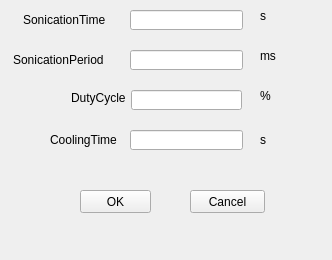
First picture: the form in DO/staticdo.ui, repository JaynelWang/HIFU, before the edit.
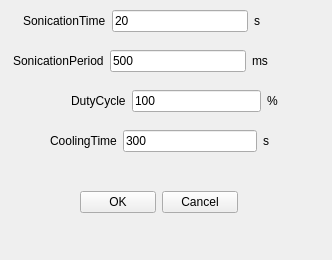
Second picture: the form after the edit.

Patch:
```diff
--- a/DO/staticdo.ui
+++ b/DO/staticdo.ui
@@ -13,175 +13,163 @@
   <property name="windowTitle">
    <string>Form</string>
   </property>
-  <widget class="QLabel" name="label">
-   <property name="geometry">
-    <rect>
-     <x>71</x>
-     <y>90</y>
-     <width>54</width>
-     <height>16</height>
-    </rect>
-   </property>
-   <property name="text">
-    <string>DutyCycle</string>
-   </property>
-  </widget>
-  <widget class="QPushButton" name="btnOK">
-   <property name="geometry">
-    <rect>
-     <x>80</x>
-     <y>190</y>
-     <width>71</width>
-     <height>23</height>
-    </rect>
-   </property>
-   <property name="text">
-    <string>OK</string>
-   </property>
-  </widget>
-  <widget class="QLineEdit" name="DutyCycleEdit">
-   <property name="geometry">
-    <rect>
-     <x>131</x>
-     <y>90</y>
-     <width>111</width>
-     <height>20</height>
-    </rect>
-   </property>
-  </widget>
-  <widget class="QLabel" name="label_2">
+  <widget class="QWidget" name="">
    <property name="geometry">
     <rect>
      <x>23</x>
      <y>10</y>
-     <width>91</width>
-     <height>20</height>
+     <width>237</width>
+     <height>22</height>
     </rect>
    </property>
-   <property name="text">
-    <string>SonicationTime</string>
-   </property>
+   <layout class="QHBoxLayout" name="horizontalLayout">
+    <item>
+     <widget class="QLabel" name="label_2">
+      <property name="text">
+       <string>SonicationTime</string>
+      </property>
+     </widget>
+    </item>
+    <item>
+     <widget class="QLineEdit" name="SonicationTimeEdit">
+      <property name="text">
+       <string>20</string>
+      </property>
+     </widget>
+    </item>
+    <item>
+     <widget class="QLabel" name="label_6">
+      <property name="text">
+       <string>s</string>
+      </property>
+     </widget>
+    </item>
+   </layout>
   </widget>
-  <widget class="QLabel" name="label_3">
+  <widget class="QWidget" name="">
    <property name="geometry">
     <rect>
      <x>13</x>
      <y>50</y>
-     <width>101</width>
-     <height>20</height>
+     <width>255</width>
+     <height>22</height>
     </rect>
    </property>
-   <property name="text">
-    <string>SonicationPeriod</string>
+   <layout class="QHBoxLayout" name="horizontalLayout_2">
+    <item>
+     <widget class="QLabel" name="label_3">
+      <property name="text">
+       <string>SonicationPeriod</string>
+      </property>
+     </widget>
+    </item>
+    <item>
+     <widget class="QLineEdit" name="SonicationPeriodEdit">
+      <property name="text">
+       <string>500</string>
+      </property>
+     </widget>
+    </item>
+    <item>
+     <widget class="QLabel" name="label_7">
+      <property name="text">
+       <string>ms</string>
+      </property>
+     </widget>
+    </item>
+   </layout>
+  </widget>
+  <widget class="QWidget" name="">
+   <property name="geometry">
+    <rect>
+     <x>71</x>
+     <y>90</y>
+     <width>207</width>
+     <height>22</height>
+    </rect>
    </property>
+   <layout class="QHBoxLayout" name="horizontalLayout_3">
+    <item>
+     <widget class="QLabel" name="label">
+      <property name="text">
+       <string>DutyCycle</string>
+      </property>
+     </widget>
+    </item>
+    <item>
+     <widget class="QLineEdit" name="DutyCycleEdit">
+      <property name="text">
+       <string>100</string>
+      </property>
+     </widget>
+    </item>
+    <item>
+     <widget class="QLabel" name="label_5">
+      <property name="text">
+       <string>%</string>
+      </property>
+     </widget>
+    </item>
+   </layout>
   </widget>
-  <widget class="QLabel" name="label_4">
+  <widget class="QWidget" name="">
    <property name="geometry">
     <rect>
      <x>50</x>
      <y>130</y>
-     <width>91</width>
-     <height>20</height>
+     <width>219</width>
+     <height>22</height>
     </rect>
    </property>
-   <property name="text">
-    <string>CoolingTime</string>
-   </property>
+   <layout class="QHBoxLayout" name="horizontalLayout_4">
+    <item>
+     <widget class="QLabel" name="label_4">
+      <property name="text">
+       <string>CoolingTime</string>
+      </property>
+     </widget>
+    </item>
+    <item>
+     <widget class="QLineEdit" name="CoolingTimeEdit">
+      <property name="text">
+       <string>300</string>
+      </property>
+     </widget>
+    </item>
+    <item>
+     <widget class="QLabel" name="label_8">
+      <property name="text">
+       <string>s</string>
+      </property>
+     </widget>
+    </item>
+   </layout>
   </widget>
-  <widget class="QLineEdit" name="SonicationTimeEdit">
+  <widget class="QWidget" name="">
    <property name="geometry">
     <rect>
-     <x>130</x>
-     <y>10</y>
-     <width>113</width>
-     <height>20</height>
-    </rect>
-   </property>
-  </widget>
-  <widget class="QLineEdit" name="SonicationPeriodEdit">
-   <property name="geometry">
-    <rect>
-     <x>130</x>
-     <y>50</y>
-     <width>113</width>
-     <height>20</height>
-    </rect>
-   </property>
-  </widget>
-  <widget class="QLineEdit" name="CoolingTimeEdit">
-   <property name="geometry">
-    <rect>
-     <x>130</x>
-     <y>130</y>
-     <width>113</width>
-     <height>20</height>
-    </rect>
-   </property>
-  </widget>
-  <widget class="QLabel" name="label_5">
-   <property name="geometry">
-    <rect>
-     <x>260</x>
-     <y>90</y>
-     <width>54</width>
-     <height>12</height>
-    </rect>
-   </property>
-   <property name="text">
-    <string>%</string>
-   </property>
-  </widget>
-  <widget class="QLabel" name="label_6">
-   <property name="geometry">
-    <rect>
-     <x>260</x>
-     <y>10</y>
-     <width>54</width>
-     <height>12</height>
-    </rect>
-   </property>
-   <property name="text">
-    <string>s</string>
-   </property>
-  </widget>
-  <widget class="QLabel" name="label_7">
-   <property name="geometry">
-    <rect>
-     <x>260</x>
-     <y>50</y>
-     <width>54</width>
-     <height>12</height>
-    </rect>
-   </property>
-   <property name="text">
-    <string>ms</string>
-   </property>
-  </widget>
-  <widget class="QLabel" name="label_8">
-   <property name="geometry">
-    <rect>
-     <x>260</x>
-     <y>130</y>
-     <width>21</width>
-     <height>20</height>
-    </rect>
-   </property>
-   <property name="text">
-    <string>s</string>
-   </property>
-  </widget>
-  <widget class="QPushButton" name="btnCancel">
-   <property name="geometry">
-    <rect>
-     <x>190</x>
+     <x>80</x>
      <y>190</y>
-     <width>75</width>
-     <height>23</height>
+     <width>158</width>
+     <height>25</height>
     </rect>
    </property>
-   <property name="text">
-    <string>Cancel</string>
-   </property>
+   <layout class="QHBoxLayout" name="horizontalLayout_5">
+    <item>
+     <widget class="QPushButton" name="btnOK">
+      <property name="text">
+       <string>OK</string>
+      </property>
+     </widget>
+    </item>
+    <item>
+     <widget class="QPushButton" name="btnCancel">
+      <property name="text">
+       <string>Cancel</string>
+      </property>
+     </widget>
+    </item>
+   </layout>
   </widget>
  </widget>
  <resources/>
```
